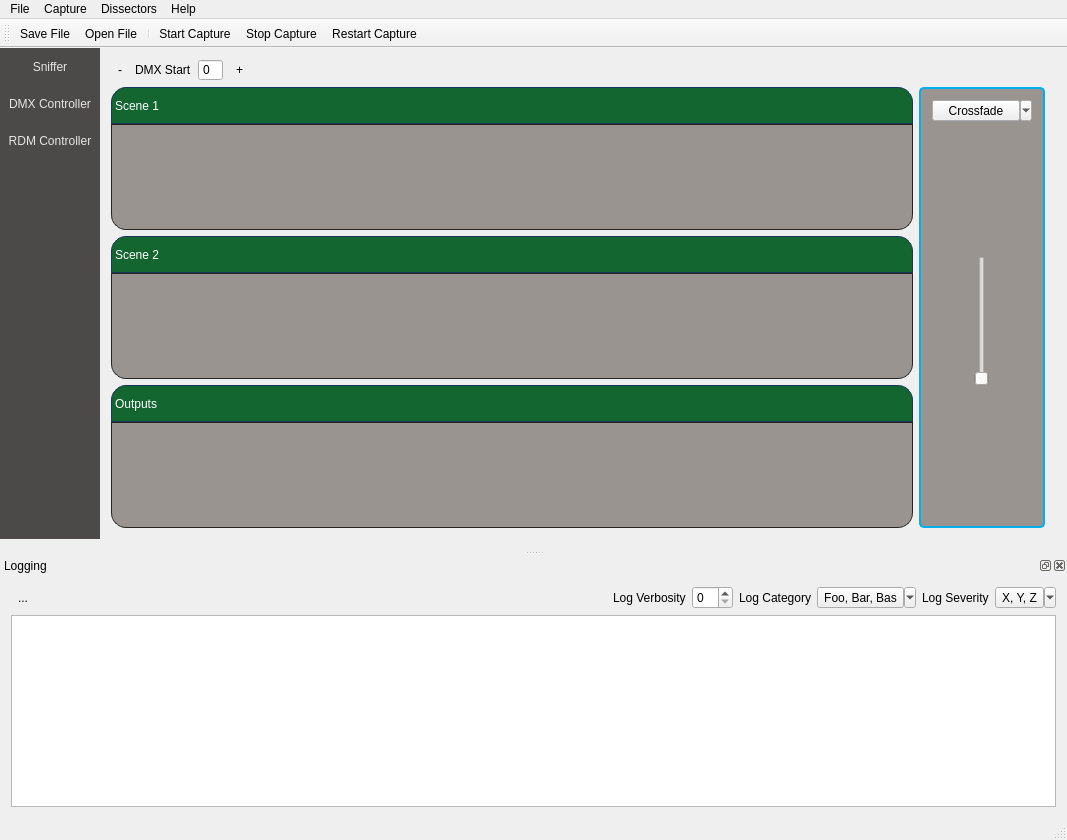
The window that ui/mainwindow.ui (ETCLabs/ETCDmxTool) describes before a commit, drawn with Qt 5.
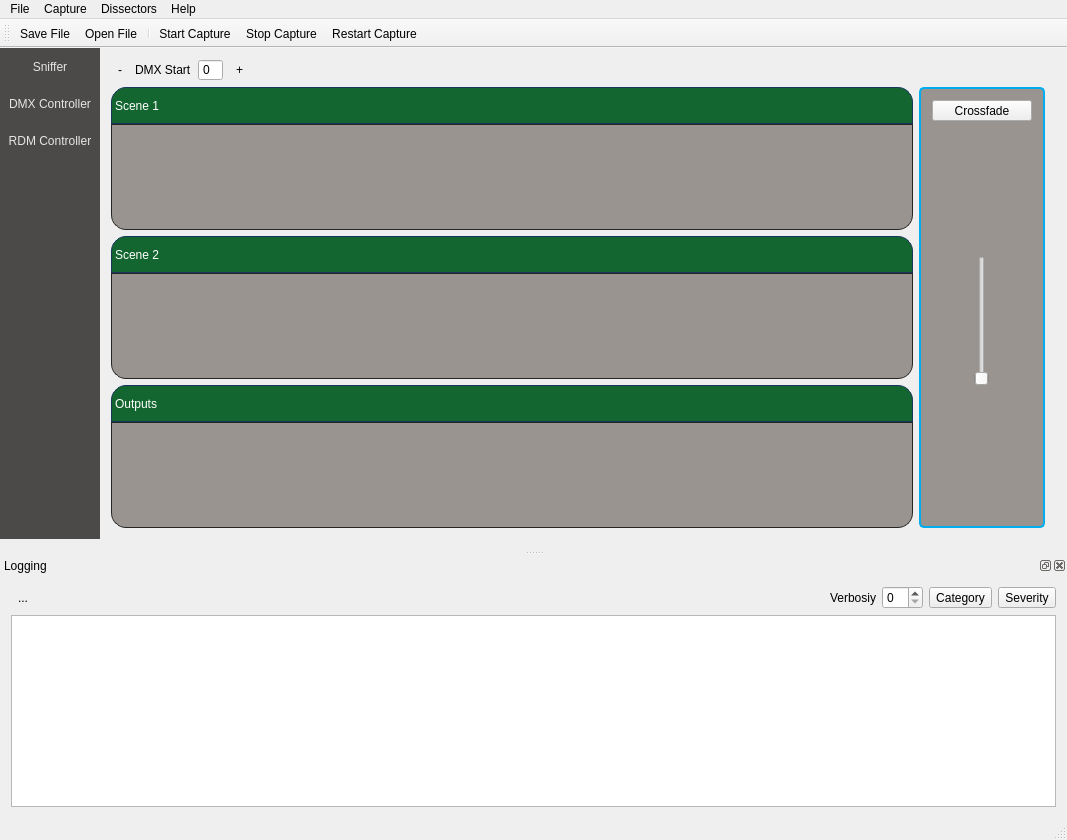
The same window after the commit. The open tabs and pages were chosen to show the change. Icons and pictures are not drawn.

Commit message: Fix threading problem; better UI for log filters

```diff
--- a/ui/mainwindow.ui
+++ b/ui/mainwindow.ui
@@ -635,7 +635,10 @@
               <string>Crossfade</string>
              </property>
              <property name="popupMode">
-              <enum>QToolButton::MenuButtonPopup</enum>
+              <enum>QToolButton::InstantPopup</enum>
+             </property>
+             <property name="toolButtonStyle">
+              <enum>Qt::ToolButtonTextOnly</enum>
              </property>
             </widget>
            </item>
@@ -1280,50 +1283,36 @@
        <item>
         <widget class="QLabel" name="label_4">
          <property name="text">
-          <string>Log Verbosity</string>
+          <string>Verbosiy</string>
          </property>
         </widget>
        </item>
        <item>
         <widget class="QSpinBox" name="sbLogVerbosity"/>
        </item>
-       <item>
-        <widget class="QLabel" name="label_2">
-         <property name="text">
-          <string>Log Category</string>
-         </property>
-        </widget>
-       </item>
        <item>
         <widget class="QToolButton" name="tbCategory">
          <property name="text">
-          <string>Foo, Bar, Bas</string>
+          <string>Category</string>
          </property>
          <property name="popupMode">
-          <enum>QToolButton::MenuButtonPopup</enum>
+          <enum>QToolButton::InstantPopup</enum>
          </property>
          <property name="toolButtonStyle">
-          <enum>Qt::ToolButtonTextBesideIcon</enum>
+          <enum>Qt::ToolButtonTextOnly</enum>
          </property>
          <property name="arrowType">
           <enum>Qt::NoArrow</enum>
          </property>
         </widget>
        </item>
-       <item>
-        <widget class="QLabel" name="label_3">
-         <property name="text">
-          <string>Log Severity</string>
-         </property>
-        </widget>
-       </item>
        <item>
         <widget class="QToolButton" name="tbSeverity">
          <property name="text">
-          <string>X, Y, Z</string>
+          <string>Severity</string>
          </property>
          <property name="popupMode">
-          <enum>QToolButton::MenuButtonPopup</enum>
+          <enum>QToolButton::InstantPopup</enum>
          </property>
          <property name="toolButtonStyle">
           <enum>Qt::ToolButtonTextOnly</enum>
```
Left out of the diff: 2 changed lines with no effect on the pictures. The commit also changes 1 other file.
